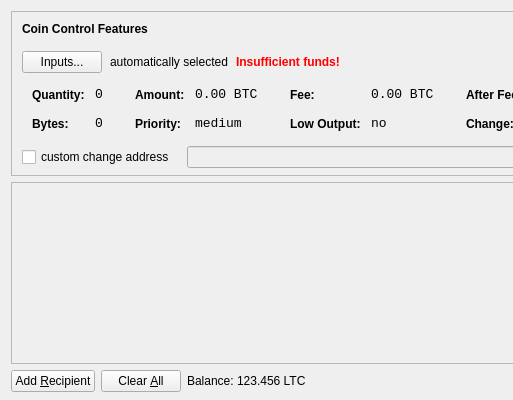
gabens/gabencoin, file src/qt/forms/sendcoinsdialog.ui: the form before one commit; both pictures show x 0 to 513 and y 0 to 400 of the 850 by 400 pixel window.
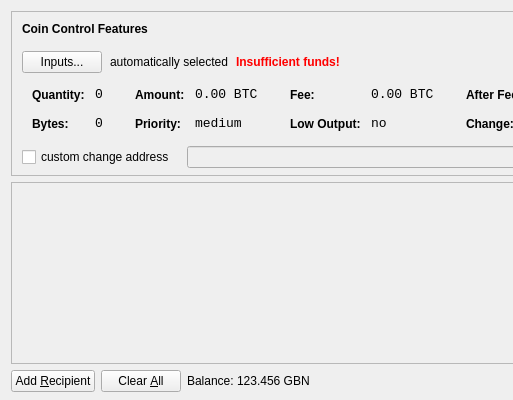
The form after the commit. Icons and pictures are not drawn.

Patch:
```diff
--- a/src/qt/forms/sendcoinsdialog.ui
+++ b/src/qt/forms/sendcoinsdialog.ui
@@ -720,7 +720,7 @@
           <cursorShape>IBeamCursor</cursorShape>
          </property>
          <property name="text">
-          <string>123.456 LTC</string>
+          <string>123.456 GBN</string>
          </property>
          <property name="textInteractionFlags">
           <set>Qt::LinksAccessibleByMouse|Qt::TextSelectableByKeyboard|Qt::TextSelectableByMouse</set>
```
